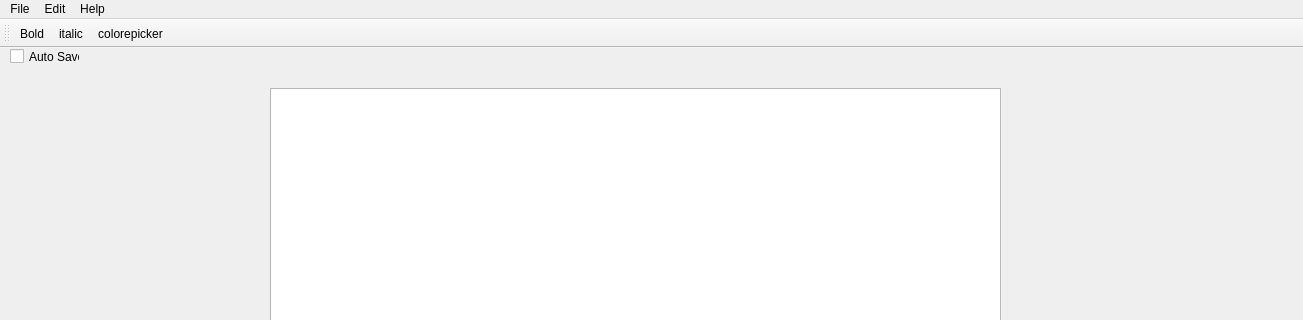
Qt form src/superText/ui/windows.ui (R-G-X-U-4/super_text) before a commit; both pictures show x 0 to 1303 and y 0 to 320 of the 1303 by 687 pixel window.
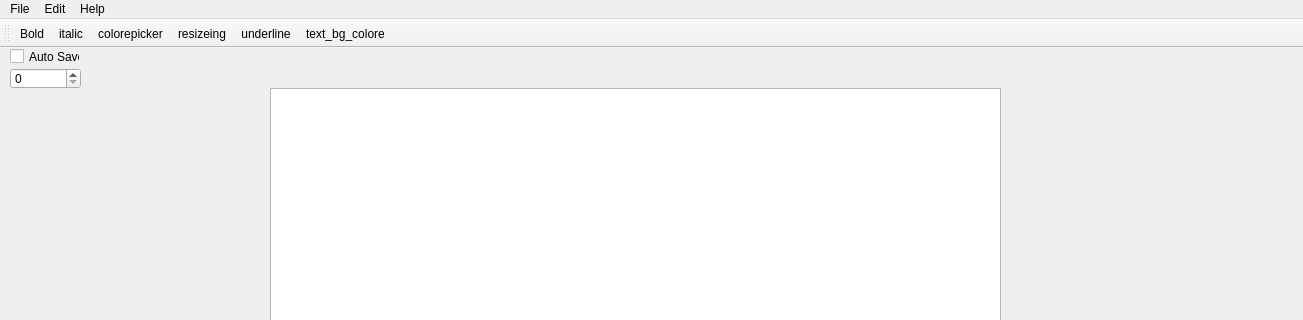
The same form after that commit. Icons and pictures are not drawn.

Patch:
```diff
--- a/src/superText/ui/windows.ui
+++ b/src/superText/ui/windows.ui
@@ -37,6 +37,16 @@
      <string>Auto Save</string>
     </property>
    </widget>
+   <widget class="QSpinBox" name="Zoom">
+    <property name="geometry">
+     <rect>
+      <x>10</x>
+      <y>20</y>
+      <width>71</width>
+      <height>21</height>
+     </rect>
+    </property>
+   </widget>
   </widget>
   <widget class="QMenuBar" name="menubar">
    <property name="geometry">
@@ -89,6 +99,9 @@
    <addaction name="actionBold"/>
    <addaction name="actionitalic"/>
    <addaction name="actioncolorepicker"/>
+   <addaction name="actionresizeing"/>
+   <addaction name="actionunderline"/>
+   <addaction name="actiontext_bg_colore"/>
   </widget>
   <action name="actionNew">
    <property name="text">
@@ -183,6 +196,21 @@
     <string>colorepicker</string>
    </property>
   </action>
+  <action name="actionresizeing">
+   <property name="text">
+    <string>resizeing</string>
+   </property>
+  </action>
+  <action name="actionunderline">
+   <property name="text">
+    <string>underline</string>
+   </property>
+  </action>
+  <action name="actiontext_bg_colore">
+   <property name="text">
+    <string>text_bg_colore</string>
+   </property>
+  </action>
  </widget>
  <resources/>
  <connections/>
```
